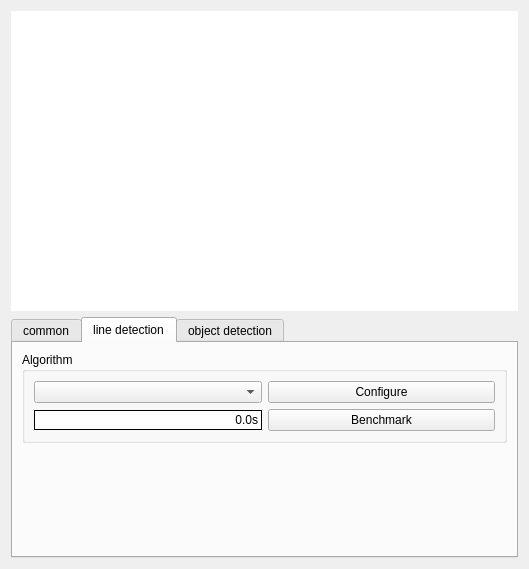
This is app/form/algorithmcontrolwidget.ui in FormSeher/formseher as Qt 5 draws it before an edit. The edited form follows.
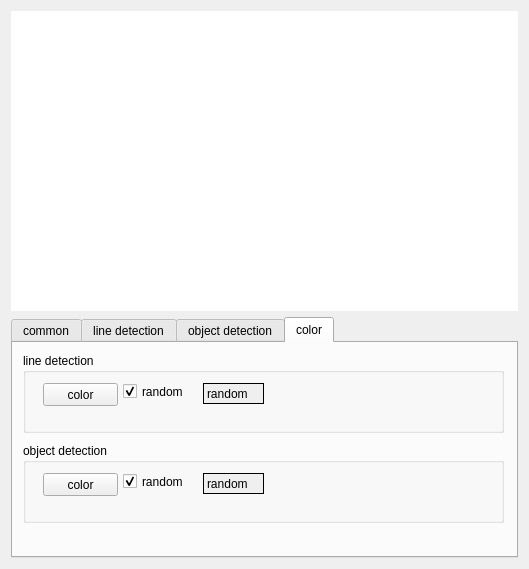
This is the edited form. The open tabs and pages were chosen to show the change.

Commit message: implemented new colorsystem with optional fixed color

The edit to the form file:
```diff
--- a/app/form/algorithmcontrolwidget.ui
+++ b/app/form/algorithmcontrolwidget.ui
@@ -22,6 +22,9 @@
   <property name="windowTitle">
    <string>Form</string>
   </property>
+  <property name="autoFillBackground">
+   <bool>false</bool>
+  </property>
   <layout class="QVBoxLayout" name="verticalLayout">
    <item>
     <widget class="QLabel" name="imageLabel">
@@ -1980,6 +1983,133 @@
        </item>
       </layout>
      </widget>
+     <widget class="QWidget" name="colorTab">
+      <attribute name="title">
+       <string>color</string>
+      </attribute>
+      <widget class="QGroupBox" name="groupBox_6">
+       <property name="geometry">
+        <rect>
+         <x>10</x>
+         <y>10</y>
+         <width>481</width>
+         <height>80</height>
+        </rect>
+       </property>
+       <property name="title">
+        <string>line detection</string>
+       </property>
+       <widget class="QPushButton" name="linecolorButton">
+        <property name="geometry">
+         <rect>
+          <x>20</x>
+          <y>30</y>
+          <width>75</width>
+          <height>23</height>
+         </rect>
+        </property>
+        <property name="text">
+         <string>color</string>
+        </property>
+       </widget>
+       <widget class="QLabel" name="linecolorLabel">
+        <property name="geometry">
+         <rect>
+          <x>180</x>
+          <y>30</y>
+          <width>61</width>
+          <height>21</height>
+         </rect>
+        </property>
+        <property name="autoFillBackground">
+         <bool>true</bool>
+        </property>
+        <property name="frameShape">
+         <enum>QFrame::Box</enum>
+        </property>
+        <property name="text">
+         <string>random</string>
+        </property>
+       </widget>
+       <widget class="QCheckBox" name="linecolorrandomcheckBox">
+        <property name="geometry">
+         <rect>
+          <x>100</x>
+          <y>30</y>
+          <width>70</width>
+          <height>17</height>
+         </rect>
+        </property>
+        <property name="text">
+         <string>random</string>
+        </property>
+        <property name="checked">
+         <bool>true</bool>
+        </property>
+       </widget>
+      </widget>
+      <widget class="QGroupBox" name="groupBox_7">
+       <property name="geometry">
+        <rect>
+         <x>10</x>
+         <y>100</y>
+         <width>481</width>
+         <height>80</height>
+        </rect>
+       </property>
+       <property name="title">
+        <string>object detection</string>
+       </property>
+       <widget class="QPushButton" name="objectcolorButton">
+        <property name="geometry">
+         <rect>
+          <x>20</x>
+          <y>30</y>
+          <width>75</width>
+          <height>23</height>
+         </rect>
+        </property>
+        <property name="text">
+         <string>color</string>
+        </property>
+       </widget>
+       <widget class="QLabel" name="objectcolorLabel">
+        <property name="geometry">
+         <rect>
+          <x>180</x>
+          <y>30</y>
+          <width>61</width>
+          <height>21</height>
+         </rect>
+        </property>
+        <property name="autoFillBackground">
+         <bool>true</bool>
+        </property>
+        <property name="frameShape">
+         <enum>QFrame::Box</enum>
+        </property>
+        <property name="text">
+         <string>random</string>
+        </property>
+       </widget>
+       <widget class="QCheckBox" name="objectcolorrandomcheckBox">
+        <property name="geometry">
+         <rect>
+          <x>100</x>
+          <y>30</y>
+          <width>70</width>
+          <height>17</height>
+         </rect>
+        </property>
+        <property name="text">
+         <string>random</string>
+        </property>
+        <property name="checked">
+         <bool>true</bool>
+        </property>
+       </widget>
+      </widget>
+     </widget>
     </widget>
    </item>
   </layout>
```
Left out of the diff: 2 changed lines with no effect on the pictures. The commit also changes 2 other files.
